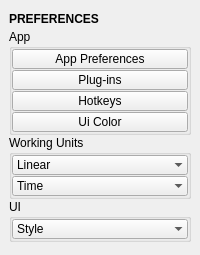
m3trik/tentacle, file tentacle/ui/preferences.ui: the form before one commit.
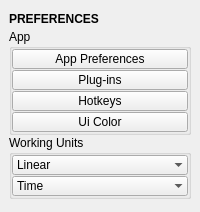
The form after the commit. Custom widgets are drawn as their Qt base class.

The edit to the form file:
```diff
--- a/tentacle/ui/preferences.ui
+++ b/tentacle/ui/preferences.ui
@@ -10,7 +10,7 @@
     <x>0</x>
     <y>0</y>
     <width>200</width>
-    <height>255</height>
+    <height>212</height>
    </rect>
   </property>
   <property name="windowTitle">
@@ -253,63 +253,6 @@
         </layout>
        </widget>
       </item>
-      <item>
-       <widget class="QGroupBox" name="ui">
-        <property name="title">
-         <string>UI</string>
-        </property>
-        <layout class="QVBoxLayout" name="verticalLayout_5">
-         <property name="spacing">
-          <number>1</number>
-         </property>
-         <property name="leftMargin">
-          <number>0</number>
-         </property>
-         <property name="topMargin">
-          <number>0</number>
-         </property>
-         <property name="rightMargin">
-          <number>0</number>
-         </property>
-         <property name="bottomMargin">
-          <number>0</number>
-         </property>
-         <item>
-          <widget class="ComboBox" name="cmb003">
-           <property name="minimumSize">
-            <size>
-             <width>0</width>
-             <height>20</height>
-            </size>
-           </property>
-           <property name="maximumSize">
-            <size>
-             <width>16777215</width>
-             <height>20</height>
-            </size>
-           </property>
-           <property name="toolTip">
-            <string>Select shorcut menu set type.</string>
-           </property>
-           <property name="maxVisibleItems">
-            <number>50</number>
-           </property>
-           <property name="sizeAdjustPolicy">
-            <enum>QComboBox::AdjustToContentsOnFirstShow</enum>
-           </property>
-           <property name="frame">
-            <bool>false</bool>
-           </property>
-           <item>
-            <property name="text">
-             <string>Style</string>
-            </property>
-           </item>
-          </widget>
-         </item>
-        </layout>
-       </widget>
-      </item>
       <item>
        <spacer name="verticalSpacer_2">
         <property name="orientation">
```
